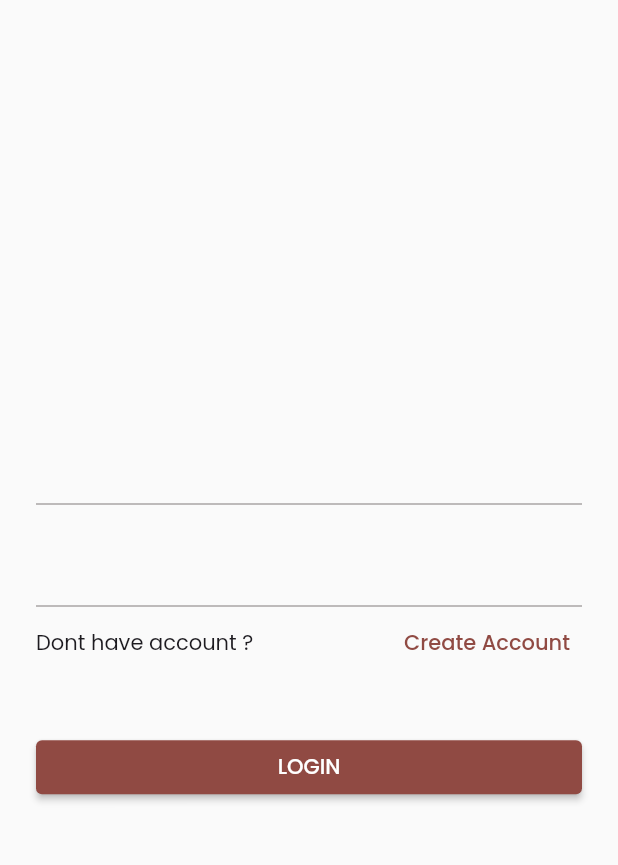
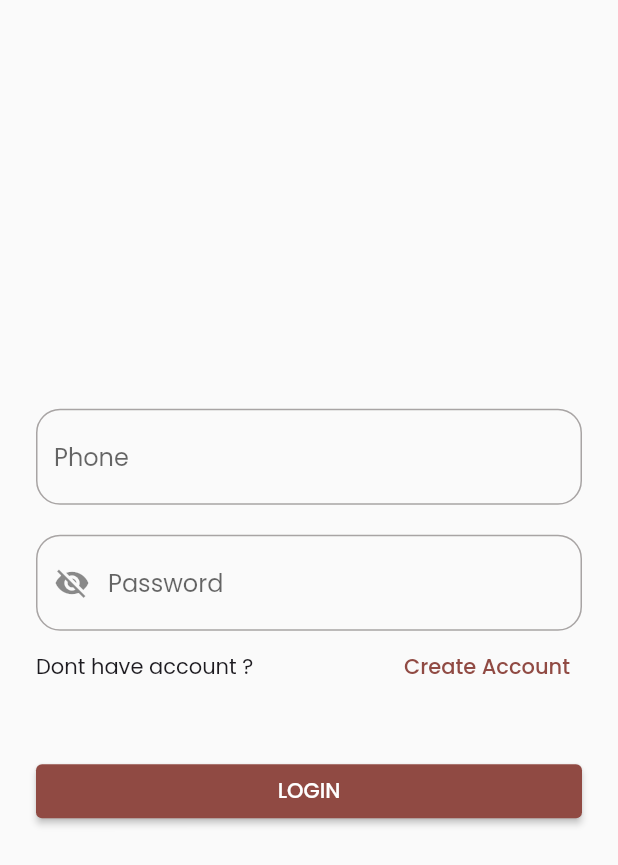
Before and after one commit to mohamed97alsaee/limu_marvel, a Flutter app: the screen it shows after launch, on a phone screen of 412 x 824 dp. Shown: the top 865 px of the screen. Run offline on Flutter 3.47's test engine with Material 3 defaults, Android fonts, the light colour scheme and no system bars; our stand-ins replace google_fonts, shared_preferences, shimmer.

Commit message:
Login Completed and Take The Register as Task

```diff
--- a/lib/main.dart
+++ b/lib/main.dart
@@ -1,9 +1,12 @@
 import 'package:flutter/material.dart';
 import 'package:google_fonts/google_fonts.dart';
 import 'package:limu_marvel/helpers/consts.dart';
+import 'package:limu_marvel/providers/auth_provider.dart';
+import 'package:limu_marvel/providers/movies_provider.dart';
 import 'package:limu_marvel/screens/home_screen.dart';
 import 'package:limu_marvel/screens/login_screen.dart';
 import 'package:limu_marvel/screens/splash_screen.dart';
+import 'package:provider/provider.dart';
 import 'package:shared_preferences/shared_preferences.dart';
 
 void main() {
@@ -15,14 +18,26 @@
 
   @override
   Widget build(BuildContext context) {
-    return MaterialApp(
+    return MultiProvider(
+      providers: [
+        ChangeNotifierProvider(create: (context) => AuthProvider()),
+        ChangeNotifierProvider(create: (context) => MoviesProvider())
+      ],
+      child: MaterialApp(
         debugShowCheckedModeBanner: false,
         theme: ThemeData(
+          inputDecorationTheme: InputDecorationTheme(
+            focusedBorder: OutlineInputBorder(
+                borderSide: BorderSide(color: primaryColor),
+                borderRadius: BorderRadius.circular(16)),
+            border: OutlineInputBorder(borderRadius: BorderRadius.circular(16)),
+          ),
           colorScheme: ColorScheme.fromSeed(seedColor: primaryColor),
           textTheme: GoogleFonts.poppinsTextTheme(),
           useMaterial3: false,
         ),
         home: const SplashScreen(),
+      ),
     );
   }
 }
@@ -61,6 +76,6 @@
 
   @override
   Widget build(BuildContext context) {
-    return haveToken ?const HomeScreen() : const LoginScreen();
+    return haveToken ? const HomeScreen() : const LoginScreen();
   }
 }
--- a/lib/screens/login_screen.dart
+++ b/lib/screens/login_screen.dart
@@ -1,6 +1,9 @@
 import 'package:flutter/cupertino.dart';
 import 'package:flutter/material.dart';
+import 'package:limu_marvel/main.dart';
+import 'package:limu_marvel/providers/auth_provider.dart';
 import 'package:limu_marvel/screens/register_screen.dart';
+import 'package:provider/provider.dart';
 
 class LoginScreen extends StatefulWidget {
   const LoginScreen({super.key});
@@ -10,23 +13,71 @@ class LoginScreen extends StatefulWidget {
 }
 
 class _LoginScreenState extends State<LoginScreen> {
-//   {
-//    "phone":"0919247183",
-//     "password":"12345678"
-// }
+  GlobalKey<FormState> loginForm = GlobalKey<FormState>();
+
+  TextEditingController phoneController = TextEditingController();
+  TextEditingController passwordController = TextEditingController();
+  bool hidePassword = false;
+
   @override
   Widget build(BuildContext context) {
     return Scaffold(
       body: Form(
+        key: loginForm,
+        onChanged: () {
+          loginForm.currentState!.validate();
+          setState(() {});
+        },
         child: SafeArea(
           child: Padding(
             padding: const EdgeInsets.all(24.0),
             child: Column(
               mainAxisAlignment: MainAxisAlignment.center,
               children: [
-                const TextField(),
+                TextFormField(
+                  controller: phoneController,
+                  decoration: const InputDecoration(hintText: "Phone"),
+                  autovalidateMode: AutovalidateMode.onUserInteraction,
+                  validator: (value) {
+                    if (value!.isEmpty) {
+                      return "please enter your phonr";
+                    }
+                    if (value.length != 10) {
+                      return "phone must be 10 digits at least";
+                    }
+                    return null;
+                  },
+                ),
                 const SizedBox(height: 20),
-                TextFormField(),
+                TextFormField(
+                  autovalidateMode: AutovalidateMode.onUserInteraction,
+                  obscureText: hidePassword,
+                  controller: passwordController,
+                  validator: (value) {
+                    if (value!.isEmpty) {
+                      return "please enter your password";
+                    }
+
+                    if (value.length < 8) {
+                      return "Password must be 8 charcter at least";
+                    }
+                    return null;
+                  },
+                  decoration: InputDecoration(
+                      prefixIcon: IconButton(
+                        onPressed: () {
+                          setState(() {
+                            hidePassword = !hidePassword;
+                          });
+                        },
+                        icon: Icon(hidePassword
+                            ? Icons.visibility
+                            : Icons.visibility_off),
+                      ),
+                      border: OutlineInputBorder(
+                          borderRadius: BorderRadius.circular(16)),
+                      hintText: "Password"),
+                ),
                 Row(
                   mainAxisAlignment: MainAxisAlignment.spaceBetween,
                   children: [
@@ -42,14 +93,30 @@ class _LoginScreenState extends State<LoginScreen> {
                     ),
                   ],
                 ),
-             const   SizedBox(
+                const SizedBox(
                   height: 35,
                 ),
                 Row(
                   children: [
                     Expanded(
                       child: ElevatedButton(
-                          onPressed: () {}, child: const Text("LOGIN")),
+                          onPressed: () {
+                            Provider.of<AuthProvider>(context, listen: false)
+                                .login({
+                              "phone": phoneController.text,
+                              "password": passwordController.text
+                            }, context).then((logedIn) {
+                              if (logedIn) {
+                                Navigator.pushAndRemoveUntil(
+                                    context,
+                                    CupertinoPageRoute(
+                                        builder: (context) =>
+                                            const ScreenRouter()),
+                                    (route) => false);
+                              }
+                            });
+                          },
+                          child: const Text("LOGIN")),
                     ),
                   ],
                 )
--- a/pubspec.yaml
+++ b/pubspec.yaml
@@ -39,6 +39,7 @@ dependencies:
   shimmer:
   url_launcher:
   shared_preferences:
+  provider:
 dev_dependencies:
   flutter_test:
     sdk: flutter
```
Also changed, not shown: lib/providers/auth_provider.dart (added, +34 -0 lines), lib/providers/movies_provider.dart (added, +50 -0 lines), lib/screens/home_screen.dart (+47 -42 lines), pubspec.lock. Lines whose indentation alone changed are shown as unchanged.
